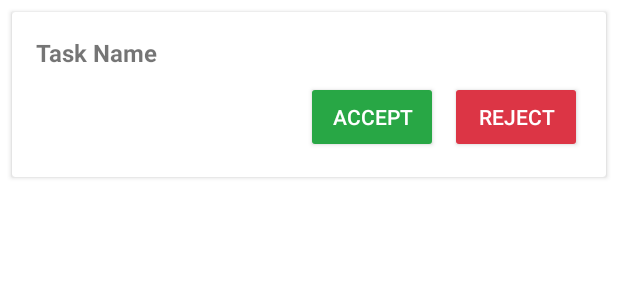
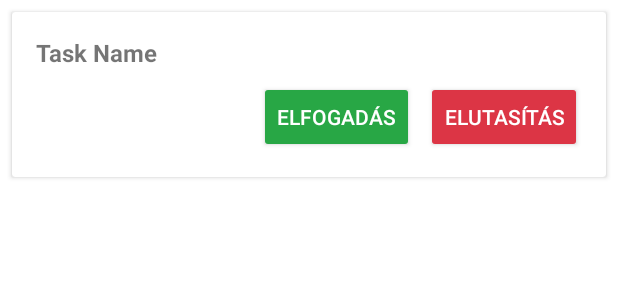
Before and after one commit to FarkasAdam-banki/DoDoListAndroid, an Android app: the layout item_invitation.xml on its own in the app's theme, with its tools: preview values and no code run, on a phone screen of 412 x 824 dp. Shown: the top 300 px of the screen. Run offline under Robolectric (Android 15) with nearby library versions, the phone set to English and light mode, and no system bars; network calls fail.

Commit message:
Verzió véglegesítése, felesleges importok és log-ok törlése

```diff
--- a/app/src/main/java/Model/Task.kt
+++ b/app/src/main/java/Model/Task.kt
@@ -1,6 +1,5 @@
 package Model
 
-import java.time.LocalDateTime
 
 data class Task(
     val feladat_id: Int,
--- a/app/src/main/java/com/example/dodolist/RegisterActivity.kt
+++ b/app/src/main/java/com/example/dodolist/RegisterActivity.kt
@@ -111,13 +111,11 @@ class RegisterActivity : AppCompatActivity() {
                     }
                 } else {
                     showToast("Hiba történt a regisztráció során")
-                    Log.e("RegisterActivity", "Hibás válasz: \${response.code()}")
                 }
             }
 
             override fun onFailure(call: Call<RegisterResponse>, t: Throwable) {
                 showToast("Hálózati hiba: \${t.message}")
-                Log.e("RegisterActivity", "Hiba a hálózati kérés során: \${t.message}")
             }
         })
     }
--- a/app/src/main/java/com/example/dodolist/ShareFragment.kt
+++ b/app/src/main/java/com/example/dodolist/ShareFragment.kt
@@ -144,7 +144,7 @@ class ShareFragment : Fragment() {
                 }
             } catch (e: Exception) {
                 withContext(Dispatchers.Main) {
-                    Toast.makeText(requireContext(), "Hiba: ${e.message}", Toast.LENGTH_LONG).show()
+                    Toast.makeText(requireContext(), "Hiba kelektezett", Toast.LENGTH_LONG).show()
                 }
             }
         }
--- a/app/src/main/java/com/example/dodolist/TaskSettingsActivity.kt
+++ b/app/src/main/java/com/example/dodolist/TaskSettingsActivity.kt
@@ -5,7 +5,6 @@ import TaskService
 import adapter.TaskPagerAdapter
 import android.content.Intent
 import android.os.Bundle
-import android.util.Log
 import android.widget.Toast
 import androidx.appcompat.app.AppCompatActivity
 import androidx.viewpager2.widget.ViewPager2
@@ -64,7 +63,6 @@ class TaskSettingsActivity : AppCompatActivity(),TaskSettingsFragment.OnTaskDele
             }
 
             override fun onFailure(call: Call<TaskDetails>, t: Throwable) {
-                Log.e("TaskSettingsActivity", "API hiba: ${t.message}")
                 Toast.makeText(this@TaskSettingsActivity, "Nem sikerült lekérni az adatokat!", Toast.LENGTH_SHORT).show()
             }
         })
--- a/app/src/main/java/network/InvitationService.kt
+++ b/app/src/main/java/network/InvitationService.kt
@@ -1,7 +1,6 @@
 package Network
 
 import Model.Invitation
-import Model.InvitationListResponse
 import Model.InvitationRequest
 import Model.InvitationResponse
 import retrofit2.Call
--- a/app/src/main/java/network/LogService.kt
+++ b/app/src/main/java/network/LogService.kt
@@ -1,10 +1,8 @@
 package service
 
 import Model.ApiResponse
-import Model.LogEntry
 import retrofit2.Call
 import retrofit2.http.GET
-import retrofit2.http.Path
 import retrofit2.http.Query
 
 interface LogService {
--- a/app/src/main/res/layout/item_invitation.xml
+++ b/app/src/main/res/layout/item_invitation.xml
@@ -30,7 +30,7 @@
 
             <Button
                 android:id="@+id/accept_button"
-                android:text="Accept"
+                android:text="Elfogadás"
                 android:textColor="#FFFFFF"
                 android:backgroundTint="#28a745"
                 android:layout_width="wrap_content"
@@ -39,7 +39,7 @@
 
             <Button
                 android:id="@+id/reject_button"
-                android:text="Reject"
+                android:text="Elutasítás"
                 android:textColor="#FFFFFF"
                 android:backgroundTint="#dc3545"
                 android:layout_width="wrap_content"
--- a/app/src/main/res/layout/item_subtask.xml
+++ b/app/src/main/res/layout/item_subtask.xml
@@ -87,8 +87,7 @@
             android:textColor="#D32F2F"
             android:textSize="14sp"
             app:layout_constraintBottom_toBottomOf="parent"
-            app:layout_constraintEnd_toEndOf="parent"
-            app:layout_constraintTop_toBottomOf="@id/descriptionInputEditText" />
+            app:layout_constraintEnd_toEndOf="parent" />
 
     </androidx.constraintlayout.widget.ConstraintLayout>
 </androidx.cardview.widget.CardView>
```
Also changed, not shown: app/src/main/java/adapter/SubtaskAdapter.kt (+2 -8 lines), app/src/main/java/com/example/dodolist/TasksActivity.kt (+2 -11 lines).
